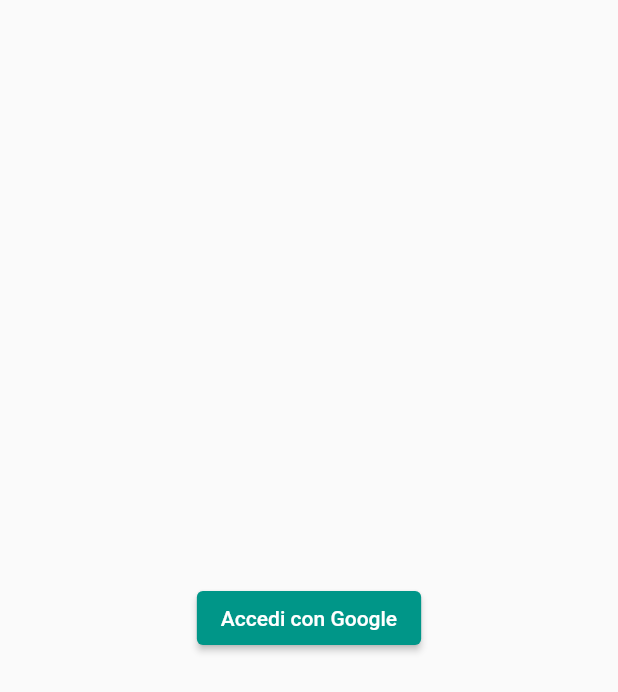
After one commit to mick0974/partier, a Flutter app: the screen it shows after launch, after a tap on "Accedi con Google", on a phone screen of 412 x 824 dp. The commit adds this screen. Shown: the top 692 px of the screen. Run offline on Flutter 3.47's test engine with Material 2 defaults, Android fonts, the phone set to English and light mode, and no system bars; our stand-ins replace cloud_firestore, firebase_auth, firebase_core, google_sign_in; accounts and stored records are empty; generated files the repository leaves out were written again; network calls fail.

Commit message:
Added simple Google singIn/signOut

```diff
--- a/lib/main.dart
+++ b/lib/main.dart
@@ -1,5 +1,7 @@
+import 'package:firebase_auth/firebase_auth.dart';
 import 'package:flutter/material.dart';
 import 'package:firebase_core/firebase_core.dart';
+import 'package:partier/page/login_page/login_page.dart';
 import 'firebase_options.dart';
 
 import 'home_page.dart';
@@ -30,7 +32,30 @@ class Partier extends StatelessWidget {
 			theme: ThemeData(
 				primarySwatch: Colors.teal,
 			),
-			home: const HomePage(),
+			home: StreamBuilder<User?>(
+				stream: FirebaseAuth.instance.authStateChanges(),
+				builder: (BuildContext context, AsyncSnapshot snapshot){
+					if(snapshot.hasError)
+					{
+						return Text(snapshot.error.toString());
+					}
+
+					if(snapshot.connectionState == ConnectionState.active)
+						{
+							print(snapshot.data);
+							if(snapshot.data == null)
+								{
+									return LoginPage();
+								}
+							else
+								{
+									return HomePage();
+								}
+						}
+
+					return Text("Error");
+				},
+			)
 		);
 	}
 }
--- /dev/null
+++ b/lib/page/login_page/login_page.dart
@@ -0,0 +1,36 @@
+import 'package:firebase_auth/firebase_auth.dart';
+import 'package:firebase_core/firebase_core.dart';
+import 'package:flutter/material.dart';
+import 'package:google_sign_in/google_sign_in.dart';
+
+class LoginPage extends StatelessWidget {
+  const LoginPage({Key? key}) : super(key: key);
+
+  @override
+  Widget build(BuildContext context){
+    return Scaffold(
+      body: Center(
+        child: ElevatedButton(
+          onPressed: () {
+            signInWithGoogle();
+          },
+          child: Text("Accedi con Google"),
+        ),
+      )
+    );
+  }
+
+  signInWithGoogle() async {
+    GoogleSignInAccount? googleUser = await GoogleSignIn().signIn();
+    GoogleSignInAuthentication? googleSignInAuthentication = await googleUser?.authentication;
+
+    AuthCredential authCredential = GoogleAuthProvider.credential(
+      accessToken: googleSignInAuthentication?.accessToken,
+      idToken: googleSignInAuthentication?.idToken
+    );
+
+    UserCredential userCredential = await FirebaseAuth.instance.signInWithCredential(authCredential);
+
+    print(userCredential.user?.displayName);
+  }
+}
```
Also changed, not shown: lib/home_page.dart (+14 -1 lines), lib/page/apiTest_page/apiTest.dart (+16 -3 lines), lib/service/api.dart (+16 -2 lines), 1 other file.
